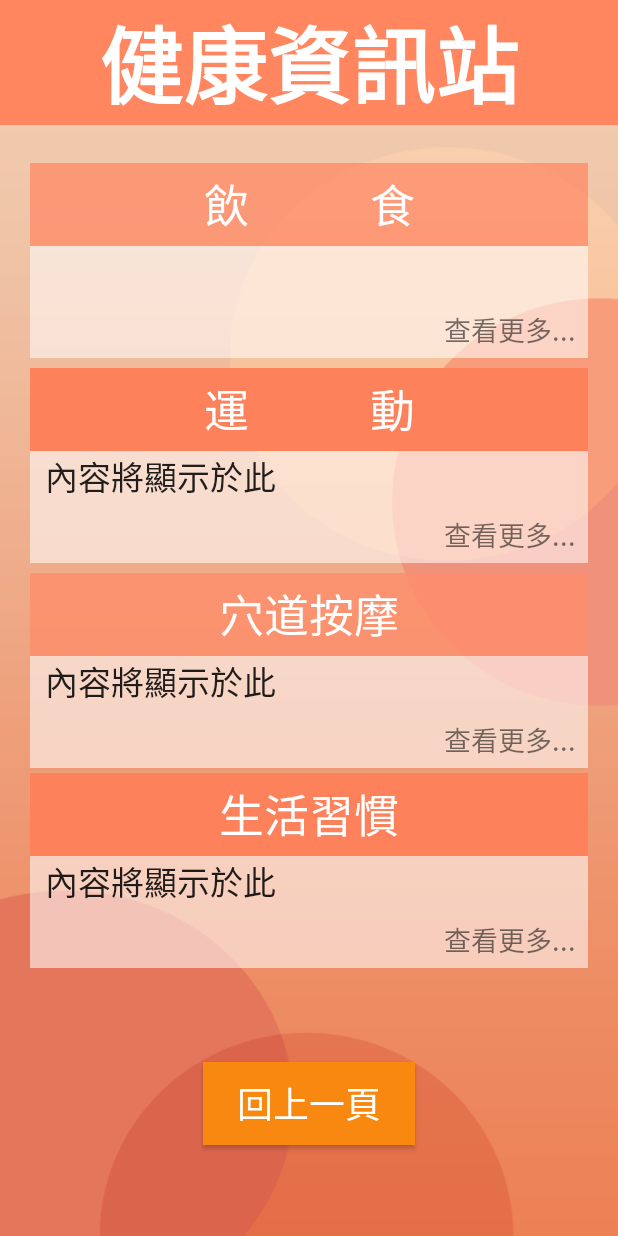
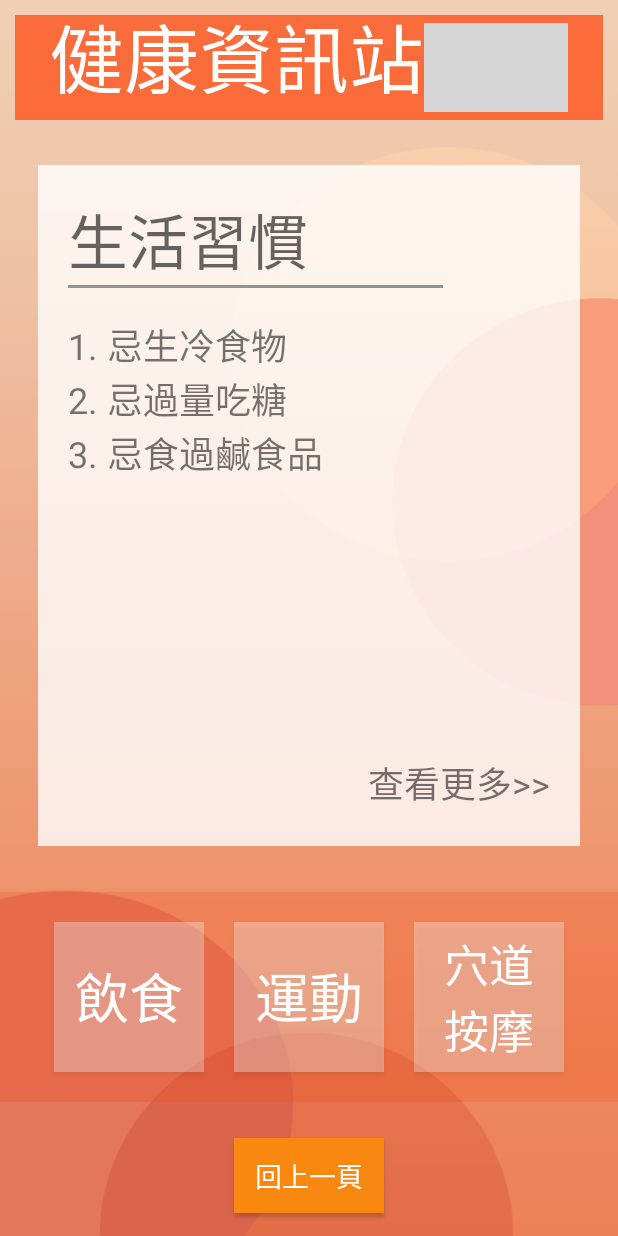
Before and after one commit to apple310565/Women-s-Health-APP, an Android app: the Main3Activity screen opened directly, with no data from a screen before it, on a phone screen of 412 x 824 dp. Run offline under Robolectric (Android 15) with nearby library versions, the phone set to English and light mode, and no system bars; grey boxes are pictures that could not be loaded.

Commit message:
1. 增加健康資訊站版面與飲食版面 2. EAT_TABLE內的資料可自動由csv檔讀入 3. 飲食版面收藏功能完成 4. 小改:加入資料來源 5. 飲食版面的篩選功能完成

```diff
--- a/app/src/main/java/flag/com/gooood1/Main3Activity.java
+++ b/app/src/main/java/flag/com/gooood1/Main3Activity.java
@@ -23,7 +23,7 @@ public class Main3Activity extends AppCompatActivity {
         //建立SQLOHleper物件
         dbHelper = new StdDBHelper(this);
         db =dbHelper.getWritableDatabase();//開啟資料庫
-        LinearLayout mm = (LinearLayout)findViewById(R.id.linearLayout6);
+        /*LinearLayout mm = (LinearLayout)findViewById(R.id.linearLayout6);
         mm.setOnClickListener(new View.OnClickListener() {
             public void onClick(View v) {
                 goto_EAT();
@@ -32,10 +32,10 @@ public class Main3Activity extends AppCompatActivity {
 
         TextView EAT = (TextView)findViewById(R.id.eat);
         SqlQuery("SELECT _name FROM EAT");
-        EAT.setText(str);
+        EAT.setText(str);*/
     }
 
-    public void goto_EAT(){
+    public void goto_EAT(View view){
         Intent intent = new Intent();
         intent.setClass(Main3Activity.this, eat.class);
         startActivity(intent);
--- a/app/src/main/res/layout/activity_main3.xml
+++ b/app/src/main/res/layout/activity_main3.xml
@@ -7,264 +7,162 @@
     android:background="@drawable/background"
     tools:context=".Main3Activity">
 
-    <TextView
-        android:id="@+id/textView11"
-        android:layout_width="0dp"
-        android:layout_height="wrap_content"
-        android:layout_marginBottom="20dp"
-        android:background="#FF865F"
-        android:gravity="center"
-        android:text="健康資訊站"
-        android:textAppearance="@style/TextAppearance.AppCompat.Display3"
-        android:textColor="#FFFFFF"
-        android:textColorHint="#000000"
-        android:textStyle="bold"
-        app:layout_constraintBottom_toTopOf="@+id/linearLayout6"
-        app:layout_constraintEnd_toEndOf="parent"
-        app:layout_constraintHorizontal_bias="0.0"
-        app:layout_constraintStart_toStartOf="parent"
-        app:layout_constraintTop_toTopOf="parent" />
-
     <LinearLayout
         android:id="@+id/linearLayout6"
         android:layout_width="0dp"
-        android:layout_height="130dp"
-        android:layout_marginStart="20dp"
-        android:layout_marginLeft="20dp"
-        android:layout_marginTop="5dp"
-        android:layout_marginEnd="20dp"
-        android:layout_marginRight="20dp"
-        android:layout_marginBottom="3dp"
-        android:background="#8FFFFFFF"
-        android:orientation="vertical"
-        app:layout_constraintBottom_toTopOf="@+id/linearLayout7"
+        android:layout_height="70dp"
+        android:layout_marginStart="10dp"
+        android:layout_marginLeft="10dp"
+        android:layout_marginTop="10dp"
+        android:layout_marginEnd="10dp"
+        android:layout_marginRight="10dp"
+        android:layout_marginBottom="20dp"
+        android:background="#ABFF3D00"
+        android:gravity="center_horizontal"
+        android:orientation="horizontal"
+        android:padding="5dp"
+        app:layout_constraintBottom_toTopOf="@+id/linearLayout8"
         app:layout_constraintEnd_toEndOf="parent"
-        app:layout_constraintHorizontal_bias="1.0"
         app:layout_constraintStart_toStartOf="parent"
-        app:layout_constraintTop_toBottomOf="@+id/textView11">
-
-        <LinearLayout
-            android:layout_width="match_parent"
-            android:layout_height="55dp"
-            android:background="#88FF5722"
-            android:orientation="vertical">
-
-            <TextView
-                android:id="@+id/textView17"
-                android:layout_width="match_parent"
-                android:layout_height="match_parent"
-                android:layout_weight="1"
-                android:gravity="center"
-                android:text="飲           食"
-                android:textAppearance="@style/TextAppearance.AppCompat.Display1"
-                android:textColor="#FFFFFF"
-                android:textSize="30sp" />
-
-        </LinearLayout>
+        app:layout_constraintTop_toTopOf="parent"
+        app:layout_constraintVertical_bias="0.0">
 
         <TextView
-            android:id="@+id/eat"
-            android:layout_width="match_parent"
-            android:layout_height="38dp"
-            android:layout_marginLeft="10dp"
-            android:layout_marginRight="10dp"
-            android:text="內容將顯示於此"
-            android:textAppearance="@style/TextAppearance.AppCompat.Large" />
+            android:layout_width="wrap_content"
+            android:layout_height="match_parent"
+            android:background="#00332828"
+            android:gravity="bottom|right"
+            android:text="健康資訊站"
+            android:textAppearance="@style/TextAppearance.AppCompat.Display3"
+            android:textColor="#FFFFFF"
+            android:textSize="50sp" />
 
-        <TextView
-            android:id="@+id/textView22"
-            android:layout_width="match_parent"
-            android:layout_height="match_parent"
-            android:layout_gravity="bottom"
-            android:layout_marginRight="8dp"
-            android:layout_marginBottom="5dp"
-            android:gravity="bottom|right"
-            android:text="查看更多..."
-            android:textSize="18sp" />
+        <ImageView
+            android:id="@+id/imageView4"
+            android:layout_width="wrap_content"
+            android:layout_height="wrap_content"
+            app:srcCompat="@drawable/rabbit" />
+
     </LinearLayout>
 
     <LinearLayout
-        android:id="@+id/linearLayout7"
+        android:id="@+id/linearLayout8"
         android:layout_width="0dp"
-        android:layout_height="130dp"
-        android:layout_marginStart="20dp"
-        android:layout_marginLeft="20dp"
-        android:layout_marginTop="3dp"
-        android:layout_marginEnd="20dp"
-        android:layout_marginRight="20dp"
-        android:layout_marginBottom="3dp"
-        android:background="#8FFFFFFF"
+        android:layout_height="0dp"
+        android:layout_marginStart="25dp"
+        android:layout_marginLeft="25dp"
+        android:layout_marginTop="10dp"
+        android:layout_marginEnd="25dp"
+        android:layout_marginRight="25dp"
+        android:layout_marginBottom="15dp"
+        android:background="#CDFFFFFF"
         android:orientation="vertical"
-        app:layout_constraintBottom_toTopOf="@+id/linearLayout8"
+        android:padding="20dp"
+        app:layout_constraintBottom_toTopOf="@+id/linearLayout9"
         app:layout_constraintEnd_toEndOf="parent"
         app:layout_constraintHorizontal_bias="0.0"
         app:layout_constraintStart_toStartOf="parent"
         app:layout_constraintTop_toBottomOf="@+id/linearLayout6">
 
+        <TextView
+            android:id="@+id/textView11"
+            android:layout_width="match_parent"
+            android:layout_height="wrap_content"
+            android:text="生活習慣"
+            android:textAppearance="@style/TextAppearance.AppCompat.Display1"
+            android:textSize="40sp" />
+
         <LinearLayout
-            android:layout_width="match_parent"
-            android:layout_height="55dp"
-            android:background="#FD815A"
-            android:orientation="horizontal">
-
-            <TextView
-                android:id="@+id/textView18"
-                android:layout_width="match_parent"
-                android:layout_height="match_parent"
-                android:layout_weight="1"
-                android:gravity="center"
-                android:text="運           動"
-                android:textAppearance="@style/TextAppearance.AppCompat.Display1"
-                android:textColor="#FFFFFF"
-                android:textSize="30sp" />
+            android:layout_width="250dp"
+            android:layout_height="2dp"
+            android:background="#939393"
+            android:orientation="vertical">
 
         </LinearLayout>
 
         <TextView
-            android:id="@+id/exercise"
+            android:id="@+id/textView17"
             android:layout_width="match_parent"
             android:layout_height="wrap_content"
-            android:layout_marginLeft="10dp"
-            android:layout_marginRight="10dp"
-            android:text="內容將顯示於此"
-            android:textAppearance="@style/TextAppearance.AppCompat.Large" />
+            android:layout_marginTop="20dp"
+            android:layout_weight="1"
+            android:text="1. 忌生冷食物\n2. 忌過量吃糖\n3. 忌食過鹹食品"
+            android:textSize="24sp" />
 
         <TextView
-            android:id="@+id/textView23"
+            android:id="@+id/textView18"
             android:layout_width="match_parent"
-            android:layout_height="match_parent"
+            android:layout_height="40dp"
             android:layout_gravity="bottom"
-            android:layout_marginRight="8dp"
-            android:layout_marginBottom="5dp"
-            android:gravity="bottom|right"
-            android:text="查看更多..."
-            android:textSize="18sp" />
-    </LinearLayout>
+            android:gravity="right"
+            android:text="查看更多>>"
+            android:textSize="24sp" />
 
-    <LinearLayout
-        android:id="@+id/linearLayout8"
-        android:layout_width="0dp"
-        android:layout_height="130dp"
-        android:layout_marginStart="20dp"
-        android:layout_marginLeft="20dp"
-        android:layout_marginTop="3dp"
-        android:layout_marginEnd="20dp"
-        android:layout_marginRight="20dp"
-        android:layout_marginBottom="3dp"
-        android:background="#8FFFFFFF"
-        android:orientation="vertical"
-        app:layout_constraintBottom_toTopOf="@+id/linearLayout9"
-        app:layout_constraintEnd_toEndOf="parent"
-        app:layout_constraintHorizontal_bias="1.0"
-        app:layout_constraintStart_toStartOf="parent"
-        app:layout_constraintTop_toBottomOf="@+id/linearLayout7">
-
-        <LinearLayout
-            android:layout_width="match_parent"
-            android:layout_height="55dp"
-            android:background="#88FF5722"
-            android:orientation="horizontal">
-
-            <TextView
-                android:id="@+id/textView19"
-                android:layout_width="match_parent"
-                android:layout_height="match_parent"
-                android:layout_weight="1"
-                android:gravity="center"
-                android:text="穴道按摩"
-                android:textAppearance="@style/TextAppearance.AppCompat.Display1"
-                android:textColor="#FFFFFF"
-                android:textSize="30sp" />
-
-        </LinearLayout>
-
-        <TextView
-            android:id="@+id/ac"
-            android:layout_width="match_parent"
-            android:layout_height="wrap_content"
-            android:layout_marginLeft="10dp"
-            android:layout_marginRight="10dp"
-            android:text="內容將顯示於此"
-            android:textAppearance="@style/TextAppearance.AppCompat.Large" />
-
-        <TextView
-            android:id="@+id/textView24"
-            android:layout_width="match_parent"
-            android:layout_height="match_parent"
-            android:layout_gravity="bottom"
-            android:layout_marginRight="8dp"
-            android:layout_marginBottom="5dp"
-            android:gravity="bottom|right"
-            android:text="查看更多..."
-            android:textSize="18sp" />
     </LinearLayout>
 
     <LinearLayout
         android:id="@+id/linearLayout9"
         android:layout_width="0dp"
-        android:layout_height="130dp"
-        android:layout_marginStart="20dp"
-        android:layout_marginLeft="20dp"
-        android:layout_marginTop="3dp"
-        android:layout_marginEnd="20dp"
-        android:layout_marginRight="20dp"
-        android:background="#8FFFFFFF"
-        android:orientation="vertical"
+        android:layout_height="140dp"
+        android:layout_marginTop="15dp"
+        android:layout_marginBottom="12dp"
+        android:background="#32F44006"
+        android:gravity="center"
+        android:orientation="horizontal"
+        app:layout_constraintBottom_toTopOf="@+id/button8"
         app:layout_constraintEnd_toEndOf="parent"
         app:layout_constraintHorizontal_bias="0.0"
         app:layout_constraintStart_toStartOf="parent"
         app:layout_constraintTop_toBottomOf="@+id/linearLayout8">
 
-        <LinearLayout
-            android:layout_width="match_parent"
-            android:layout_height="55dp"
-            android:background="#FD815A"
-            android:orientation="horizontal">
-
-            <TextView
-                android:id="@+id/textView20"
-                android:layout_width="match_parent"
-                android:layout_height="match_parent"
-                android:layout_weight="1"
-                android:gravity="center"
-                android:text="生活習慣"
-                android:textAppearance="@style/TextAppearance.AppCompat.Display1"
-                android:textColor="#FFFFFF"
-                android:textSize="30sp" />
-
-
-        </LinearLayout>
-
-        <TextView
-            android:id="@+id/habit"
-            android:layout_width="match_parent"
-            android:layout_height="wrap_content"
+        <Button
+            android:id="@+id/EAT"
+            android:layout_width="100dp"
+            android:layout_height="100dp"
+            android:layout_gravity="center"
             android:layout_marginLeft="10dp"
             android:layout_marginRight="10dp"
-            android:text="內容將顯示於此"
-            android:textAppearance="@style/TextAppearance.AppCompat.Large" />
+            android:background="#52FFFFFF"
+            android:onClick="goto_EAT"
+            android:text="飲食"
+            android:textColor="#FFFFFF"
+            android:textSize="36sp" />
 
-        <TextView
-            android:id="@+id/textView25"
-            android:layout_width="match_parent"
-            android:layout_height="match_parent"
-            android:layout_gravity="bottom"
-            android:layout_marginRight="8dp"
-            android:layout_marginBottom="5dp"
-            android:gravity="bottom|right"
-            android:text="查看更多..."
-            android:textSize="18sp" />
+        <Button
+            android:id="@+id/SPORT"
+            android:layout_width="100dp"
+            android:layout_height="100dp"
+            android:layout_gravity="center"
+            android:layout_marginLeft="10dp"
+            android:layout_marginRight="10dp"
+            android:background="#52FFFFFF"
+            android:text="運動"
+            android:textColor="#FFFFFF"
+            android:textSize="36sp" />
+
+        <Button
+            android:id="@+id/button11"
+            android:layout_width="100dp"
+            android:layout_height="100dp"
+            android:layout_gravity="center"
+            android:layout_marginLeft="10dp"
+            android:layout_marginRight="10dp"
+            android:background="#52FFFFFF"
+            android:text="穴道\n按摩"
+            android:textColor="#FFFFFF"
+            android:textSize="30sp" />
+
     </LinearLayout>
 
     <Button
-        android:id="@+id/button2"
-        android:layout_width="141dp"
-        android:layout_height="55dp"
-        android:layout_marginStart="153dp"
-        android:layout_marginLeft="153dp"
-        android:layout_marginTop="17dp"
-        android:layout_marginEnd="154dp"
-        android:layout_marginRight="154dp"
+        android:id="@+id/button8"
+        android:layout_width="100dp"
+        android:layout_height="50dp"
+        android:layout_marginStart="161dp"
+        android:layout_marginLeft="161dp"
+        android:layout_marginTop="12dp"
+        android:layout_marginEnd="161dp"
+        android:layout_marginRight="161dp"
         android:layout_marginBottom="15dp"
         android:background="#F8880F"
         android:onClick="goto_home"
@@ -272,10 +170,10 @@
         android:textAppearance="@style/TextAppearance.AppCompat.Display3"
         android:textColor="#FFFFFF"
         android:textColorHint="#B8B8B8"
-        android:textSize="24sp"
+        android:textSize="18sp"
         app:layout_constraintBottom_toBottomOf="parent"
         app:layout_constraintEnd_toEndOf="parent"
+        app:layout_constraintHorizontal_bias="0.517"
         app:layout_constraintStart_toStartOf="parent"
         app:layout_constraintTop_toBottomOf="@+id/linearLayout9" />
-
 </androidx.constraintlayout.widget.ConstraintLayout>
```
Also changed, not shown: app/src/main/java/flag/com/gooood1/eat.java (+108 -24 lines), app/src/main/java/flag/com/gooood1/home.java (+17 -0 lines), app/src/main/res/drawable/habit_style.xml (added, +10 -0 lines), app/src/main/res/drawable/rr.xml (added, +8 -0 lines), app/src/main/res/layout/activity_eat.xml (+59 -25 lines), app/src/main/res/layout/activity_home.xml (+16 -11 lines).
